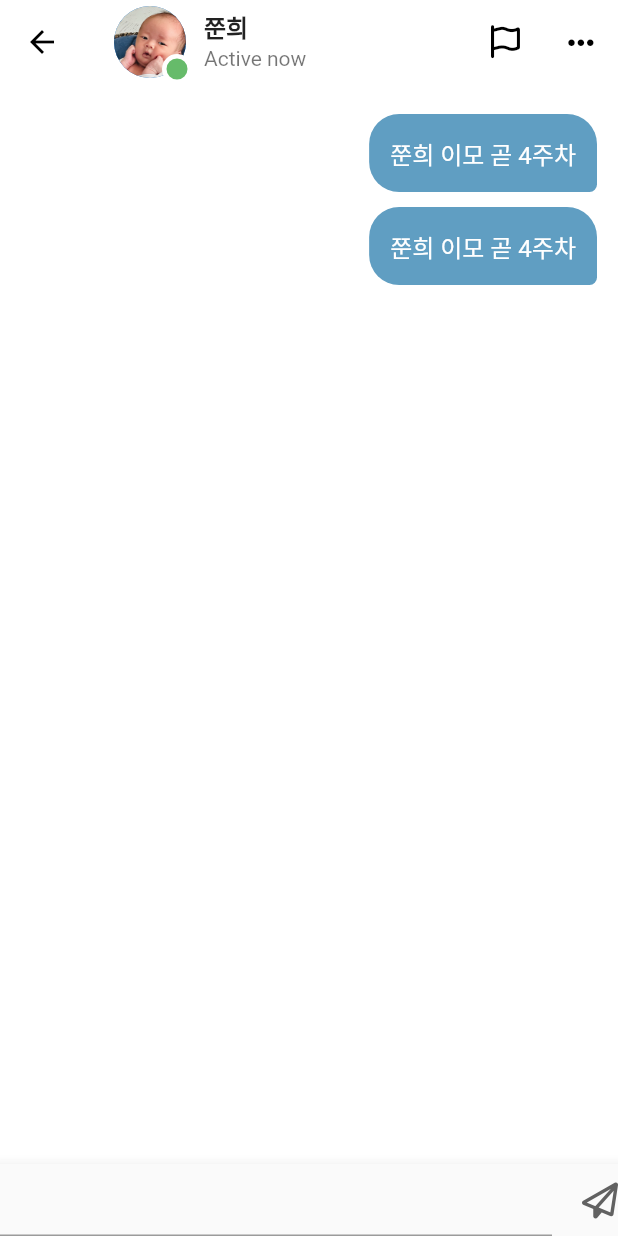
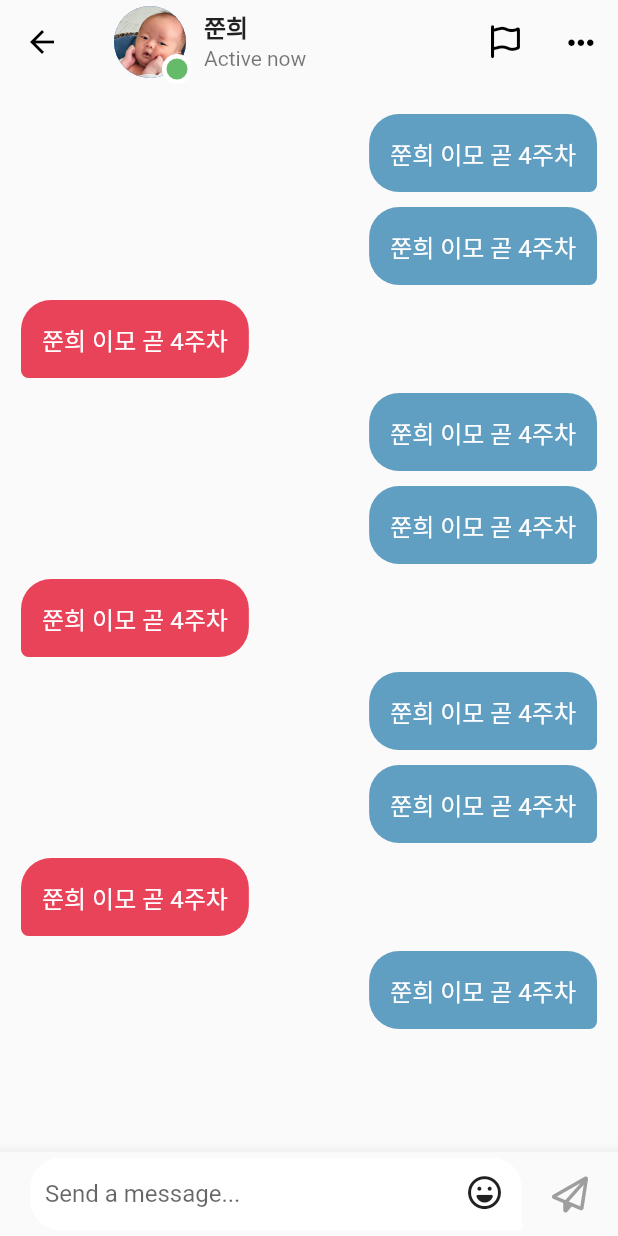
Before and after one commit to shinysuh/Snapster, a Flutter app: the ChatDetailScreen screen opened directly, on a phone screen of 412 x 824 dp. Run offline on Flutter 3.47's test engine with Material 3 defaults, Android fonts, the phone set to English and light mode, and no system bars; our stand-ins replace font_awesome_flutter, video_player, visibility_detector; network calls fail.

Commit message:
feat: InboxScreen > Direct Message 스크린 구현 : 메세지 입력 필드 및 전송 버튼 구현

```diff
--- a/lib/features/inbox/chat_detail_screen.dart
+++ b/lib/features/inbox/chat_detail_screen.dart
@@ -3,21 +3,52 @@ import 'package:font_awesome_flutter/font_awesome_flutter.dart';
 import 'package:tiktok_clone/constants/gaps.dart';
 import 'package:tiktok_clone/constants/profile_images.dart';
 import 'package:tiktok_clone/constants/sizes.dart';
+import 'package:tiktok_clone/utils/tap_to_unfocus.dart';
 
-class ChatDetailScreen extends StatelessWidget {
+class ChatDetailScreen extends StatefulWidget {
   const ChatDetailScreen({super.key});
 
-  /*
-    TODO - 코드 챌린지 (프로필 사진 / 메세지 전송 필드)
-       1) 프로필 사진 -  Stack 으로 감싼 후 active now 일 경우 표시되는 초록 점 구현 (positioned 와 container 사용)
-            >> 초록 점이 프로필 우측 하단에 위치하며, 흰 테둘레가 있는 초록점으로 구현됨
-       2) 메세지 전송 필드 - 댓글 필드 참조
-   */
+  @override
+  State<ChatDetailScreen> createState() => _ChatDetailScreenState();
+}
+
+class _ChatDetailScreenState extends State<ChatDetailScreen> {
+  final TextEditingController _textEditingController = TextEditingController();
+  bool _isWriting = false;
+
+  @override
+  void dispose() {
+    _textEditingController.dispose();
+    super.dispose();
+  }
+
+  void _onChangeMessage(String message) {
+    setState(() {
+      if (_textEditingController.value.text.trim().isNotEmpty) {
+        _isWriting = true;
+      } else {
+        _isWriting = false;
+      }
+    });
+  }
+
+  void _onSendMessage() {
+    print(_textEditingController.value.text);
+
+    _textEditingController.clear();
+    setState(() {
+      _isWriting = false;
+    });
+  }
 
   @override
   Widget build(BuildContext context) {
-    return Scaffold(
+    return GestureDetector(
+      onTap: () => onTapOutsideAndDismissKeyboard(context),
+      child: Scaffold(
+        backgroundColor: Colors.grey.shade50,
         appBar: AppBar(
+          backgroundColor: Colors.grey.shade50,
           title: ListTile(
             contentPadding: EdgeInsets.zero,
             horizontalTitleGap: Sizes.size8,
@@ -50,18 +81,6 @@ class ChatDetailScreen extends StatelessWidget {
                     ),
                   ),
                 ),
-              // Positioned(
-              //   // left:1,
-              //   // right: 3,
-              //   // top:10,
-              //   child: Container(
-              //     width: Sizes.size16,
-              //     decoration: BoxDecoration(
-              //       shape: BoxShape.circle,
-              //       color: Colors.green.shade300,
-              //     ),
-              //   ),
-              // ),
               ],
             ),
             title: const Text(
@@ -96,7 +115,7 @@ class ChatDetailScreen extends StatelessWidget {
                 vertical: Sizes.size20,
                 horizontal: Sizes.size14,
               ),
-            itemCount: 2,
+              itemCount: 10,
               separatorBuilder: (context, index) => Gaps.v10,
               itemBuilder: (context, index) {
                 final isMine = index % 3 < 2;
@@ -137,24 +156,72 @@ class ChatDetailScreen extends StatelessWidget {
               width: MediaQuery.of(context).size.width,
               child: BottomAppBar(
                 color: Colors.grey.shade50,
+                child: Padding(
+                  padding: const EdgeInsets.symmetric(
+                    vertical: Sizes.size4,
+                    horizontal: Sizes.size20,
+                  ),
                   child: Row(
+                    mainAxisAlignment: MainAxisAlignment.center,
                     children: [
-                  const Expanded(child: TextField()),
+                      Expanded(
+                        child: SizedBox(
+                          height: Sizes.size48,
+                          child: TextField(
+                            controller: _textEditingController,
+                            onChanged: (message) => _onChangeMessage(message),
+                            onSubmitted: (message) => _onSendMessage(),
+                            expands: true,
+                            minLines: null,
+                            maxLines: null,
+                            textInputAction: TextInputAction.newline,
+                            cursorColor: Theme.of(context).primaryColor,
+                            decoration: InputDecoration(
+                              filled: true,
+                              fillColor: Colors.white,
+                              hintText: 'Send a message...',
+                              border: const OutlineInputBorder(
+                                borderRadius: BorderRadius.only(
+                                  topLeft: Radius.circular(Sizes.size20),
+                                  topRight: Radius.circular(Sizes.size20),
+                                  bottomLeft: Radius.circular(Sizes.size20),
+                                ),
+                                borderSide: BorderSide.none,
+                              ),
+                              contentPadding: const EdgeInsets.symmetric(
+                                horizontal: Sizes.size10,
+                              ),
+                              suffixIcon: Padding(
+                                padding: const EdgeInsets.all(Sizes.size12),
+                                child: FaIcon(
+                                  FontAwesomeIcons.faceLaugh,
+                                  color: Colors.grey.shade900,
+                                  size: Sizes.size22,
+                                ),
+                              ),
+                            ),
+                          ),
+                        ),
+                      ),
                       Gaps.h20,
-                  Stack(
-                    children: [
-                      FaIcon(
-                        FontAwesomeIcons.paperPlane,
-                        color: Colors.grey.shade700,
+                      GestureDetector(
+                        onTap: _onSendMessage,
+                        child: FaIcon(
+                          _isWriting
+                              ? FontAwesomeIcons.solidPaperPlane
+                              : FontAwesomeIcons.paperPlane,
+                          color:
+                              _isWriting ? Colors.blue : Colors.grey.shade500,
+                        ),
                       ),
                     ],
                   ),
-                ],
                 ),
               ),
             )
           ],
         ),
+      ),
     );
   }
 }
```
Also changed, not shown: lib/features/video/widgets/video_comments.dart (+4 -3 lines). Lines whose indentation alone changed are shown as unchanged.
